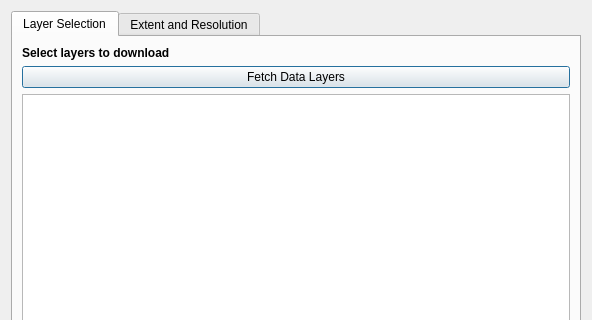
Qt form geocubes_plugin_dialog_base.ui (geoportti/GeoCubes-Finland-QGIS-Plugin) before a commit; both pictures show x 0 to 592 and y 0 to 320 of the 592 by 773 pixel window.
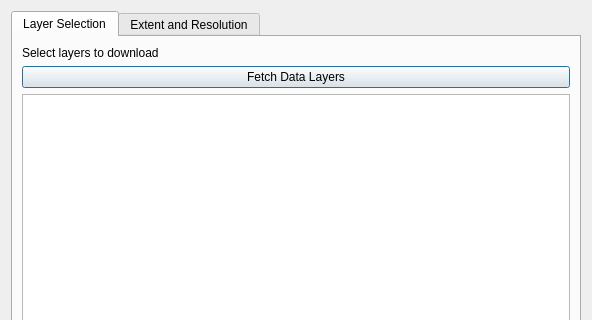
The same form after that commit. Custom widgets are drawn as their Qt base class.

Commit message: A dialog is prompted whether user wants to add layer to QGIS when saving to disk

Patch:
```diff
--- a/geocubes_plugin_dialog_base.ui
+++ b/geocubes_plugin_dialog_base.ui
@@ -54,8 +54,8 @@
               <font>
                <family>Arial</family>
                <pointsize>9</pointsize>
-               <weight>75</weight>
-               <bold>true</bold>
+               <weight>50</weight>
+               <bold>false</bold>
               </font>
              </property>
              <property name="layoutDirection">
```
Left out of the diff: 5 changed lines with no effect on the pictures. The commit also changes 2 other files.
